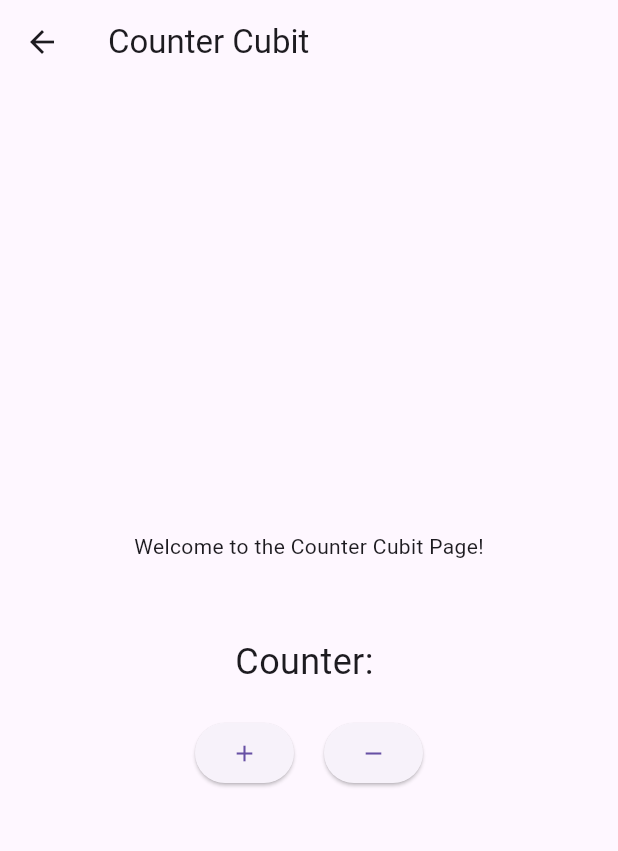
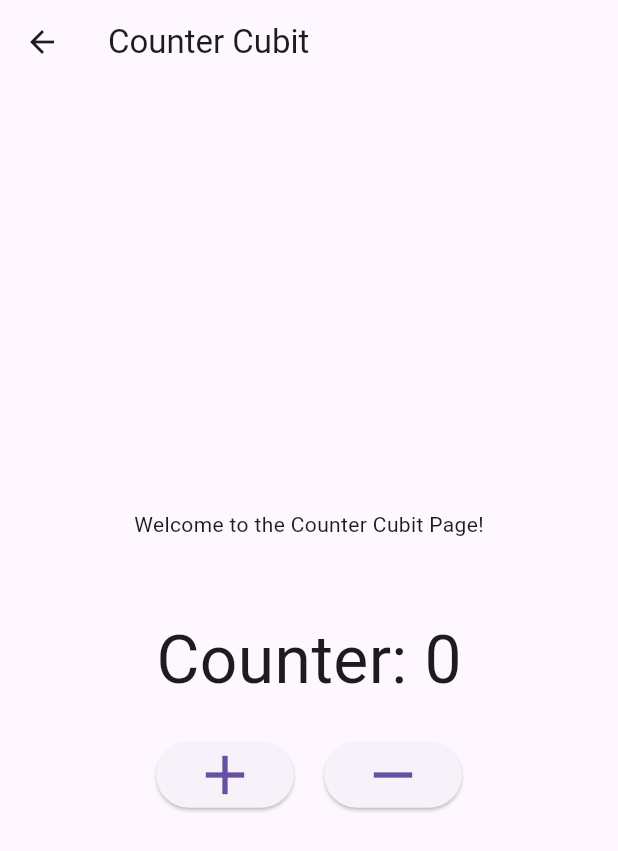
Before and after one commit to CSIRamone/CounterBloc, a Flutter app: the screen it shows after launch, after a tap on "Cubit", on a phone screen of 412 x 824 dp. Shown: the top 851 px of the screen. Run offline on Flutter 3.47's test engine with Material 3 defaults, Android fonts, the phone set to English and light mode, and no system bars; our stand-ins replace bloc, flutter_bloc.

Commit message:
Bloc(Primeiro Cubit)

```diff
--- a/lib/main.dart
+++ b/lib/main.dart
@@ -2,6 +2,7 @@ import 'package:counter_bloc/home_page.dart';
 import 'package:counter_bloc/page_bloc/bloc/counter_bloc.dart';
 import 'package:counter_bloc/page_bloc/counter_bloc_page.dart';
 import 'package:counter_bloc/page_cuibt/counter_cubit_page.dart';
+import 'package:counter_bloc/page_cuibt/cubit/counter_cubit.dart';
 import 'package:flutter/material.dart';
 import 'package:flutter_bloc/flutter_bloc.dart';
 
@@ -25,7 +26,10 @@ class MyApp extends StatelessWidget {
               create: (context) => CounterBloc(),
               child: CounterBlocPage(),
             ),
-        '/cubit': (context) => const CounterCubitPage(),
+        '/cubit': (context) => BlocProvider(
+              create: (context) => CounterCubit(),
+              child: const CounterCubitPage(),
+            ),
         // '/counter_bloc': (context) => const CounterBloc(),
       },
       home: const HomePage(),
--- a/lib/page_cuibt/counter_cubit_page.dart
+++ b/lib/page_cuibt/counter_cubit_page.dart
@@ -1,4 +1,6 @@
+import 'package:counter_bloc/page_cuibt/cubit/counter_cubit.dart';
 import 'package:flutter/material.dart';
+import 'package:flutter_bloc/flutter_bloc.dart';
 
 class CounterCubitPage extends StatelessWidget {
   const CounterCubitPage({super.key});
@@ -15,17 +17,34 @@ class CounterCubitPage extends StatelessWidget {
           children: [
             const Text('Welcome to the Counter Cubit Page!'),
             SizedBox(height: 50),
-            const Text('Counter: ', style: TextStyle(fontSize: 24)),
+            BlocBuilder<CounterCubit, CounterState>(
+              builder: (context, state) {
+                return Text('Counter: ${state.counter}', style: TextStyle(fontSize: 44));
+              },
+        ),
             SizedBox(height: 20),
             Row(
               mainAxisAlignment: MainAxisAlignment.center,
               children: [
                 ElevatedButton(
-                  onPressed: () {},
-                  child: Icon(Icons.add),
+                  onPressed: () {
+                    context.read<CounterCubit>().increment();
+                  },
+                  child: Icon(
+                    Icons.add,
+                    size: 44,
+                  ),
                 ),
                 SizedBox(width: 20),
-                ElevatedButton(onPressed: () {}, child: Icon(Icons.remove)),
+                ElevatedButton(
+                  onPressed: () {
+                    context.read<CounterCubit>().decrement();
+                  },
+                  child: Icon(
+                    Icons.remove,
+                    size: 44,
+                  ),
+                ),
               ],
             ),
           ],
--- /dev/null
+++ b/lib/page_cuibt/cubit/counter_cubit.dart
@@ -0,0 +1,18 @@
+import 'package:bloc/bloc.dart';
+
+part 'counter_state.dart';
+
+class CounterCubit extends Cubit<CounterState> {
+
+  CounterCubit() : super(const CounterStateInitial());
+
+  void increment() {
+    emit(CounterStateData(state.counter + 1));
+  }
+
+  void decrement() {
+    emit(CounterStateData(state.counter - 1));
+  }
+
+
+}
--- /dev/null
+++ b/lib/page_cuibt/cubit/counter_state.dart
@@ -0,0 +1,15 @@
+
+part of 'counter_cubit.dart';
+
+abstract class CounterState {
+  final int counter;
+  const CounterState(this.counter);
+}
+
+class CounterStateInitial extends CounterState {
+  const CounterStateInitial() : super(0);
+}
+
+class CounterStateData extends CounterState {
+  CounterStateData(super.counter);
+}
```
